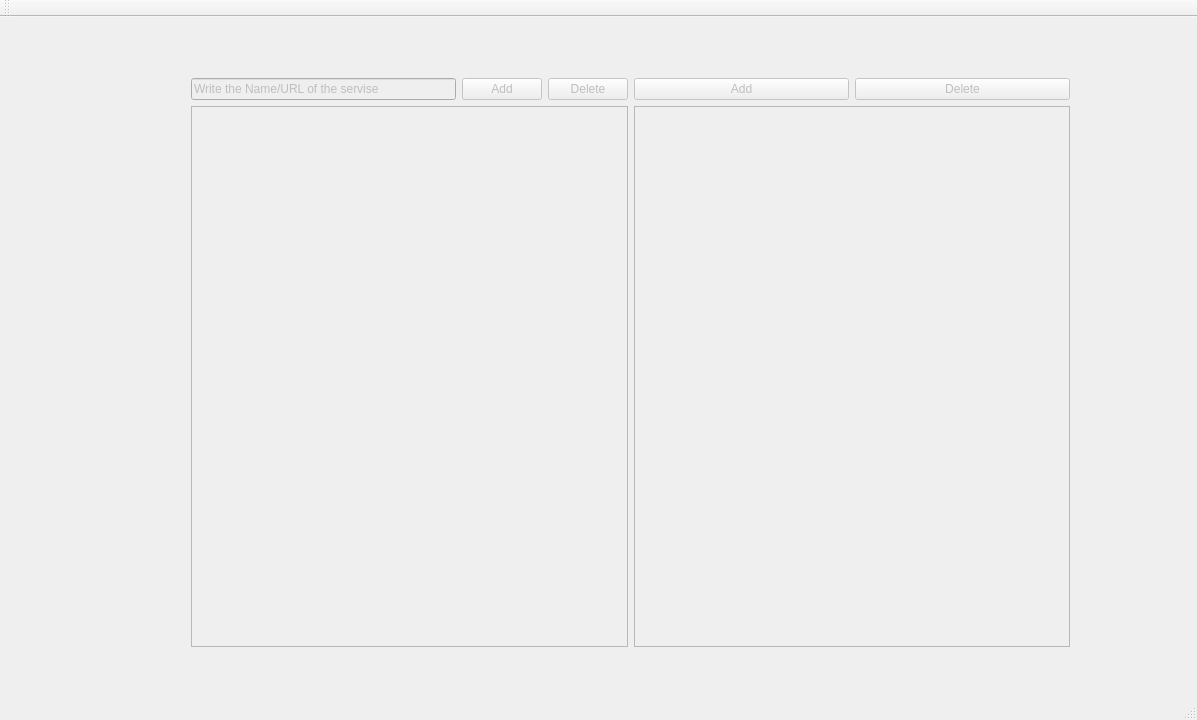
Old version of the form mainwindow.ui in the repository CoolSons/MasterPassword.
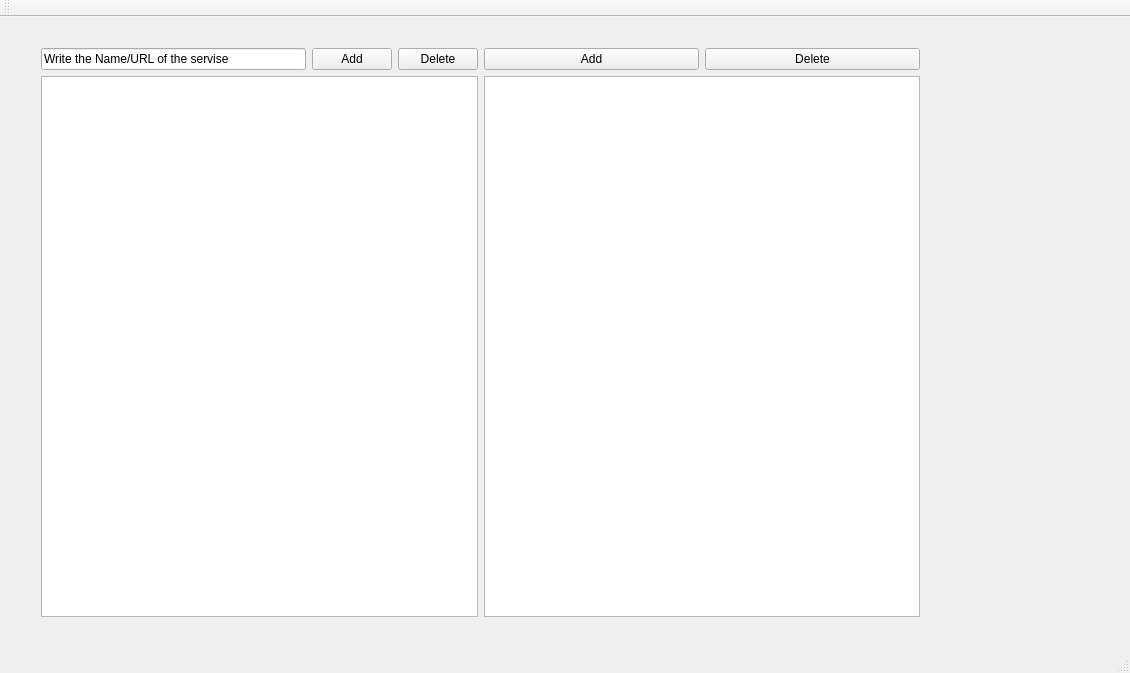
New version of the form.

What changed in the file:
```diff
--- a/mainwindow.ui
+++ b/mainwindow.ui
@@ -9,8 +9,8 @@
    <rect>
     <x>0</x>
     <y>0</y>
-    <width>1197</width>
-    <height>720</height>
+    <width>1130</width>
+    <height>673</height>
    </rect>
   </property>
   <property name="windowTitle">
@@ -21,13 +21,16 @@
   </property>
   <widget class="QWidget" name="centralWidget">
    <property name="enabled">
-    <bool>false</bool>
+    <bool>true</bool>
    </property>
    <widget class="QWidget" name="horizontalLayoutWidget_3">
+    <property name="enabled">
+     <bool>true</bool>
+    </property>
     <property name="geometry">
      <rect>
-      <x>180</x>
-      <y>50</y>
+      <x>30</x>
+      <y>20</y>
       <width>901</width>
       <height>591</height>
      </rect>
@@ -39,6 +42,9 @@
         <layout class="QHBoxLayout" name="horizontalLayout_3">
          <item>
           <widget class="QLineEdit" name="QLineedit">
+           <property name="enabled">
+            <bool>true</bool>
+           </property>
            <property name="whatsThis">
             <string/>
            </property>
@@ -49,6 +55,9 @@
          </item>
          <item>
           <widget class="QPushButton" name="ButtonAddSite">
+           <property name="enabled">
+            <bool>true</bool>
+           </property>
            <property name="text">
             <string>Add</string>
            </property>
@@ -56,6 +65,9 @@
          </item>
          <item>
           <widget class="QPushButton" name="ButtonDeleteSite">
+           <property name="enabled">
+            <bool>true</bool>
+           </property>
            <property name="text">
             <string>Delete</string>
            </property>
@@ -64,7 +76,11 @@
         </layout>
        </item>
        <item>
-        <widget class="QListWidget" name="listWidget"/>
+        <widget class="QListWidget" name="listWidget">
+         <property name="enabled">
+          <bool>true</bool>
+         </property>
+        </widget>
        </item>
       </layout>
      </item>
@@ -74,6 +90,9 @@
         <layout class="QHBoxLayout" name="horizontalLayout_4">
          <item>
           <widget class="QPushButton" name="ButtonAddAcc">
+           <property name="enabled">
+            <bool>true</bool>
+           </property>
            <property name="text">
             <string>Add</string>
            </property>
@@ -81,6 +100,9 @@
          </item>
          <item>
           <widget class="QPushButton" name="ButtonDeleteAcc">
+           <property name="enabled">
+            <bool>true</bool>
+           </property>
            <property name="text">
             <string>Delete</string>
            </property>
@@ -90,6 +112,9 @@
        </item>
        <item>
         <widget class="QTableWidget" name="tableWidget">
+         <property name="enabled">
+          <bool>true</bool>
+         </property>
          <property name="mouseTracking">
           <bool>false</bool>
          </property>
```
